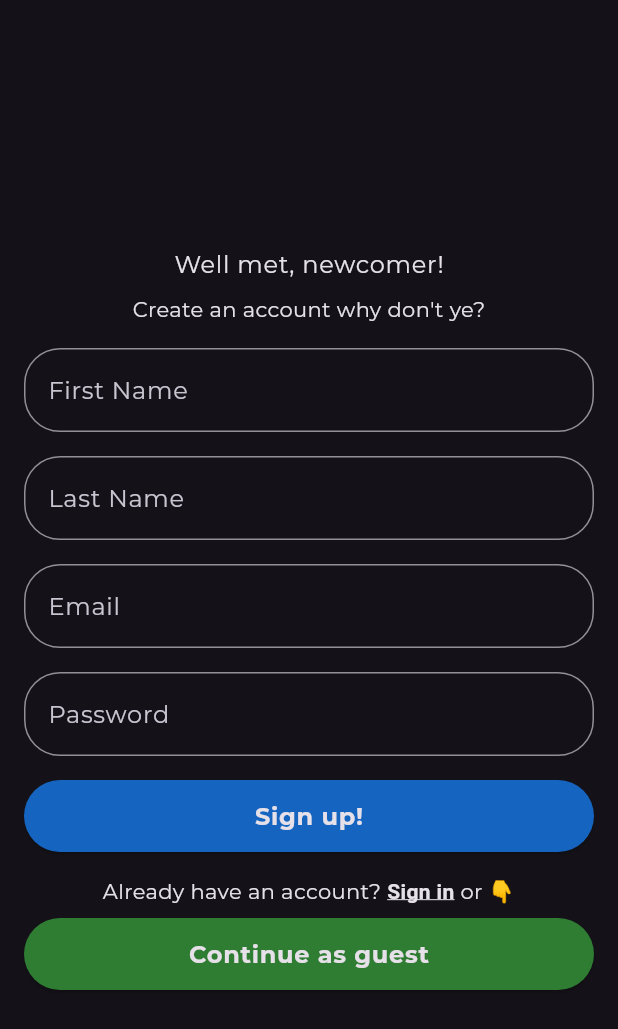
After one commit to thejeremyjohn/wellread2, a Flutter app: the SignupPage screen opened directly, after a tap on "Sign up!", on a phone screen of 412 x 824 dp. The commit adds this screen. Shown: the top 1029 px of the screen. Run offline on Flutter 3.47's test engine with Material 3 defaults, Android fonts, the phone set to English and light mode, and no system bars; our stand-ins replace flutter_rating_bar, flutter_secure_storage, go_router; missing offline and left inert: http_interceptor; accounts and stored records are empty; statements that could not run were skipped.

Commit message:
frontend: added SignupPage. signup and login made functional.

```diff
--- a/frontend/lib/flask_util/login_logout.dart
+++ b/frontend/lib/flask_util/login_logout.dart
@@ -1,12 +1,11 @@
 import 'package:flutter/widgets.dart';
 import 'package:go_router/go_router.dart';
 import 'package:wellread2frontend/constants.dart';
-import 'package:wellread2frontend/flask_util/flask_constants.dart';
 import 'package:wellread2frontend/flask_util/flask_methods.dart';
 import 'package:wellread2frontend/flask_util/flask_response.dart';
 
 Future<FlaskResponse> login(String email, String password) async {
-  final endpoint = Uri.parse('$flaskServer/login');
+  final endpoint = flaskUri('/login');
   final body = {'email': email, 'password': password};
   final r = await flaskPost(endpoint, body: body);
   if (r.isOk) {
--- a/frontend/lib/pages/login_page.dart
+++ b/frontend/lib/pages/login_page.dart
@@ -48,6 +48,7 @@ class _LoginPageState extends State<LoginPage> {
                     ),
                   ),
                 ),
+                // onSubmitted: (_) => FocusScope.of(context).nextFocus(), // TODO
               ),
               SizedBox(height: kPadding),
               TextField(
@@ -61,6 +62,11 @@ class _LoginPageState extends State<LoginPage> {
                   ),
                 ),
                 obscureText: true,
+                onSubmitted: (_) => submitLogin(
+                  context,
+                  _emailController.text,
+                  _passwordController.text,
+                ),
               ),
               SizedBox(height: kPadding * 0.5),
               SizedBox(
@@ -84,7 +90,11 @@ class _LoginPageState extends State<LoginPage> {
                 width: double.infinity,
                 height: kTextTabBarHeight,
                 child: ElevatedButton(
-                  onPressed: () {},
+                  onPressed: () => submitLogin(
+                    context,
+                    _emailController.text,
+                    _passwordController.text,
+                  ),
                   style: ElevatedButton.styleFrom(
                     backgroundColor: Colors.blue.shade800,
                   ),
@@ -110,9 +120,7 @@ class _LoginPageState extends State<LoginPage> {
                           decoration: TextDecoration.underline,
                         ),
                         recognizer: TapGestureRecognizer()
-                          ..onTap = () {
-                            print('sign up');
-                          },
+                          ..onTap = () => context.go('/signup'),
                       ),
                       TextSpan(text: ' or 👇'),
                     ],
@@ -125,19 +133,8 @@ class _LoginPageState extends State<LoginPage> {
                 width: double.infinity,
                 height: kTextTabBarHeight,
                 child: ElevatedButton(
-                  onPressed: () async {
-                    login('guest1@email.com', 'password').then((r) {
-                      if (context.mounted) {
-                        r.showSnackBar(
-                          context,
-                          customMessageOnSuccess: r.isOk
-                              ? 'Logged in as <${r.data['user']['first_name']}>'
-                              : '',
-                        );
-                        if (r.isOk) context.go('/books');
-                      }
-                    });
-                  },
+                  onPressed: () =>
+                      submitLogin(context, 'guest1@email.com', 'password'),
                   style: ElevatedButton.styleFrom(backgroundColor: kGreen),
                   child: Text(
                     'Continue as guest',
@@ -154,3 +151,17 @@ class _LoginPageState extends State<LoginPage> {
     );
   }
 }
+
+void submitLogin(BuildContext context, String email, String password) async {
+  login(email, password).then((r) {
+    if (context.mounted) {
+      r.showSnackBar(
+        context,
+        customMessageOnSuccess: r.isOk
+            ? 'Logged in as <${r.data['user']['first_name']}>'
+            : '',
+      );
+      if (r.isOk) context.go('/books');
+    }
+  });
+}
--- /dev/null
+++ b/frontend/lib/pages/signup_page.dart
@@ -0,0 +1,218 @@
+import 'package:flutter/gestures.dart';
+import 'package:flutter/material.dart';
+import 'package:go_router/go_router.dart';
+import 'package:wellread2frontend/constants.dart';
+import 'package:wellread2frontend/flask_util/flask_methods.dart';
+import 'package:wellread2frontend/flask_util/flask_response.dart';
+import 'package:wellread2frontend/pages/login_page.dart';
+
+class SignupPage extends StatefulWidget {
+  const SignupPage({super.key});
+
+  @override
+  State<SignupPage> createState() => _SignupPageState();
+}
+
+class _SignupPageState extends State<SignupPage> {
+  final _firstNameController = TextEditingController();
+  final _lastNameController = TextEditingController();
+  final _emailController = TextEditingController();
+  final _passwordController = TextEditingController();
+  bool _isSignupResponseOk = false;
+
+  @override
+  void dispose() {
+    _firstNameController.dispose();
+    _lastNameController.dispose();
+    _emailController.dispose();
+    _passwordController.dispose();
+    super.dispose();
+  }
+
+  void submitSignup(
+    BuildContext context,
+    String firstName,
+    String lastName,
+    String email,
+    String password,
+  ) async {
+    final endpoint = flaskUri('/signup');
+    final body = {
+      'first_name': firstName,
+      'last_name': lastName,
+      'email': email,
+      'password': password,
+    };
+    FlaskResponse r = await flaskPost(endpoint, body: body);
+    setState(() => _isSignupResponseOk = r.isOk);
+
+    if (context.mounted) {
+      r.showSnackBar(
+        context,
+        customMessageOnSuccess: r.isOk ? 'Signup successful!' : '',
+      );
+    }
+  }
+
+  @override
+  Widget build(BuildContext context) {
+    return Scaffold(
+      body: Center(
+        child: Builder(
+          builder: (context) {
+            if (!_isSignupResponseOk) {
+              // signup form
+              return Padding(
+                padding: const EdgeInsets.all(kPadding),
+                child: Column(
+                  mainAxisAlignment: MainAxisAlignment.center,
+                  children: [
+                    Text(
+                      'Well met, newcomer!',
+                      style: Theme.of(context).textTheme.bodyLarge!,
+                    ),
+                    SizedBox(height: kPadding * 0.5),
+                    Text(
+                      'Create an account why don\'t ye?',
+                      style: Theme.of(context).textTheme.bodyMedium!,
+                    ),
+                    SizedBox(height: kPadding),
+                    TextField(
+                      controller: _firstNameController,
+                      decoration: InputDecoration(
+                        labelText: 'First Name',
+                        border: OutlineInputBorder(
+                          borderRadius: BorderRadius.circular(
+                            kTextTabBarHeight * 0.5,
+                          ),
+                        ),
+                      ),
+                    ),
+                    SizedBox(height: kPadding),
+                    TextField(
+                      controller: _lastNameController,
+                      decoration: InputDecoration(
+                        labelText: 'Last Name',
+                        border: OutlineInputBorder(
+                          borderRadius: BorderRadius.circular(
+                            kTextTabBarHeight * 0.5,
+                          ),
+                        ),
+                      ),
+                    ),
+                    SizedBox(height: kPadding),
+                    TextField(
+                      controller: _emailController,
+                      decoration: InputDecoration(
+                        labelText: 'Email',
+                        border: OutlineInputBorder(
+                          borderRadius: BorderRadius.circular(
+                            kTextTabBarHeight * 0.5,
+                          ),
+                        ),
+                      ),
+                    ),
+                    SizedBox(height: kPadding),
+                    TextField(
+                      controller: _passwordController,
+                      decoration: InputDecoration(
+                        labelText: 'Password',
+                        border: OutlineInputBorder(
+                          borderRadius: BorderRadius.circular(
+                            kTextTabBarHeight * 0.5,
+                          ),
+                        ),
+                      ),
+                      obscureText: true,
+                      onSubmitted: (_) => submitSignup(
+                        context,
+                        _firstNameController.text,
+                        _lastNameController.text,
+                        _emailController.text,
+                        _passwordController.text,
+                      ),
+                    ),
+                    SizedBox(height: kPadding),
+                    SizedBox(
+                      width: double.infinity,
+                      height: kTextTabBarHeight,
+                      child: ElevatedButton(
+                        onPressed: () => submitSignup(
+                          context,
+                          _firstNameController.text,
+                          _lastNameController.text,
+                          _emailController.text,
+                          _passwordController.text,
+                        ),
+                        style: ElevatedButton.styleFrom(
+                          backgroundColor: Colors.blue.shade800,
+                        ),
+                        child: Text(
+                          'Sign up!',
+                          style: Theme.of(context).textTheme.bodyLarge!
+                              .copyWith(fontWeight: FontWeight.bold),
+                        ),
+                      ),
+                    ),
+                    SizedBox(height: kPadding),
+                    SizedBox(
+                      width: double.infinity,
+                      child: Text.rich(
+                        TextSpan(
+                          text: 'Already have an account? ',
+                          children: [
+                            TextSpan(
+                              text: 'Sign in',
+                              style: TextStyle(
+                                fontWeight: FontWeight.bold,
+                                decoration: TextDecoration.underline,
+                              ),
+                              recognizer: TapGestureRecognizer()
+                                ..onTap = () => context.go('/login'),
+                            ),
+                            TextSpan(text: ' or 👇'),
+                          ],
+                        ),
+                        textAlign: TextAlign.center,
+                      ),
+                    ),
+                    SizedBox(height: kPadding * 0.5),
+                    SizedBox(
+                      width: double.infinity,
+                      height: kTextTabBarHeight,
+                      child: ElevatedButton(
+                        onPressed: () => submitLogin(
+                          context,
+                          'guest1@email.com',
+                          'password',
+                        ),
+                        style: ElevatedButton.styleFrom(
+                          backgroundColor: kGreen,
+                        ),
+                        child: Text(
+                          'Continue as guest',
+                          style: Theme.of(context).textTheme.bodyLarge!
+                              .copyWith(fontWeight: FontWeight.bold),
+                        ),
+                      ),
+                    ),
+                  ],
+                ),
+              );
+            }
+
+            // successful signup message and verification call to action
+            return Text(
+              'Thanks!\nTo finish signup, click the verification link we\'ve just emailed to you.\n( Check your spam folder if you don\'t see it right away. )',
+              textAlign: TextAlign.center,
+              style: Theme.of(context).textTheme.headlineSmall!.copyWith(
+                fontFamily: 'LibreBaskerville',
+                fontWeight: FontWeight.w600,
+              ),
+            );
+          },
+        ),
+      ),
+    );
+  }
+}
```
